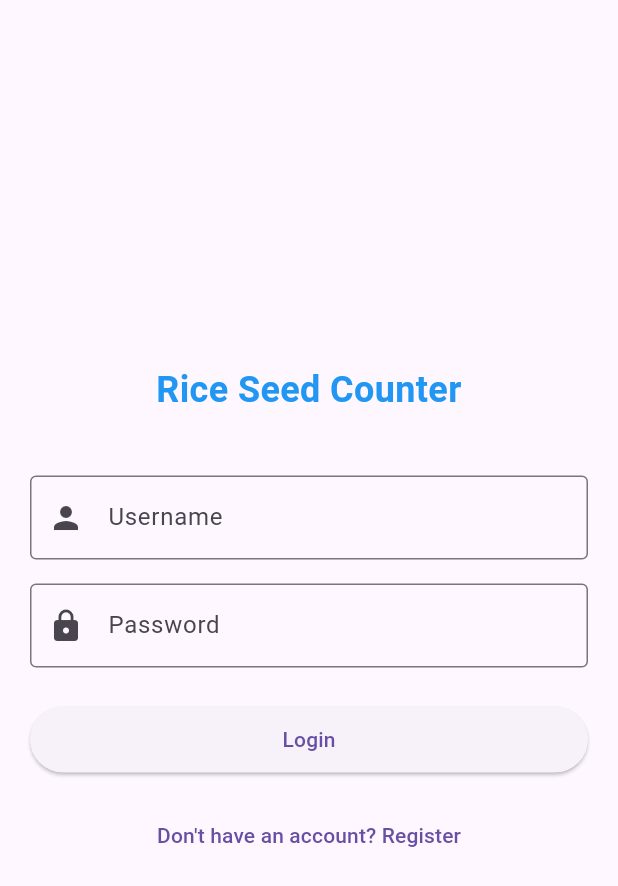
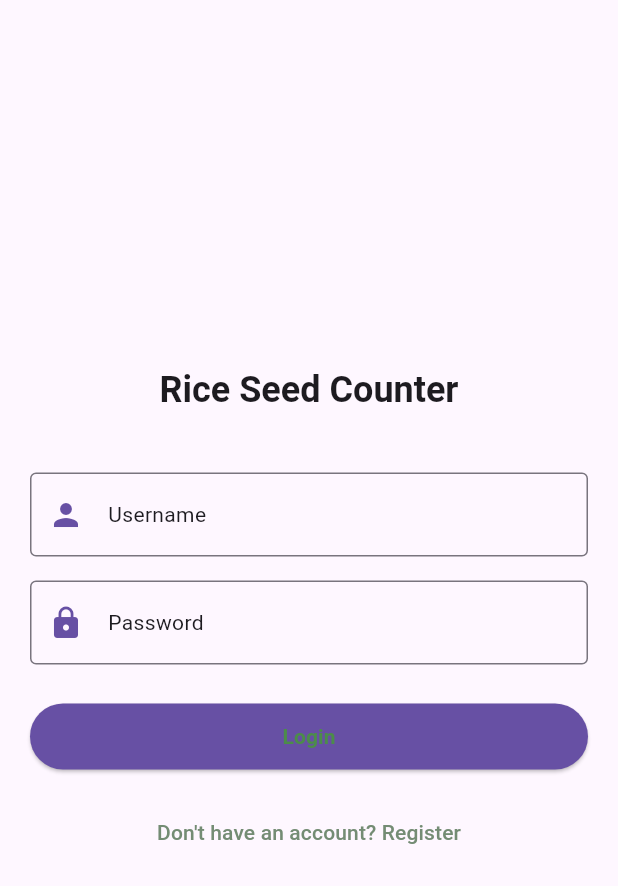
Before and after one commit to ngocbich2003/ricecount-app, a Flutter app: the screen it shows after launch, on a phone screen of 412 x 824 dp. Shown: the top 886 px of the screen. Run offline on Flutter 3.47's test engine with Material 3 defaults, Android fonts, the phone set to English and light mode, and no system bars; our stand-ins replace camera, image_picker, permission_handler, plugin_platform_interface, sqflite; missing offline and left inert: excel; accounts and stored records are empty.

Commit message:
add theme

```diff
--- a/lib/screens/auth_screen.dart
+++ b/lib/screens/auth_screen.dart
@@ -43,8 +43,8 @@ class _AuthScreenState extends State<AuthScreen> {
         ScaffoldMessenger.of(context).showSnackBar(
           SnackBar(
             content: Text(_isLogin
-              ? 'Login failed. Please check your credentials.'
-              : 'Registration failed. Username may already exist.'),
+                ? 'Login failed. Please check your credentials.'
+                : 'Registration failed. Username may already exist.'),
             backgroundColor: Colors.red,
           ),
         );
@@ -76,7 +76,10 @@ class _AuthScreenState extends State<AuthScreen> {
 
   @override
   Widget build(BuildContext context) {
+    final theme = Theme.of(context);
+
     return Scaffold(
+      backgroundColor: theme.scaffoldBackgroundColor,
       body: Container(
         padding: const EdgeInsets.all(20.0),
         child: Center(
@@ -87,22 +90,25 @@ class _AuthScreenState extends State<AuthScreen> {
                 mainAxisAlignment: MainAxisAlignment.center,
                 crossAxisAlignment: CrossAxisAlignment.stretch,
                 children: [
-                  const Text(
+                  Text(
                     'Rice Seed Counter',
-                    style: TextStyle(
+                    style: theme.textTheme.titleLarge?.copyWith(
                       fontSize: 24,
                       fontWeight: FontWeight.bold,
-                      color: Colors.blue,
                     ),
                     textAlign: TextAlign.center,
                   ),
                   const SizedBox(height: 40),
                   TextFormField(
                     controller: _usernameController,
-                    decoration: const InputDecoration(
+                    decoration: InputDecoration(
                       labelText: 'Username',
-                      border: OutlineInputBorder(),
-                      prefixIcon: Icon(Icons.person),
+                      border: const OutlineInputBorder(),
+                      prefixIcon: Icon(Icons.person, color: theme.primaryColor),
+                      labelStyle: theme.textTheme.bodyMedium,
+                      focusedBorder: OutlineInputBorder(
+                        borderSide: BorderSide(color: theme.primaryColor),
+                      ),
                     ),
                     validator: (value) {
                       if (value == null || value.isEmpty) {
@@ -114,10 +120,14 @@ class _AuthScreenState extends State<AuthScreen> {
                   const SizedBox(height: 16),
                   TextFormField(
                     controller: _passwordController,
-                    decoration: const InputDecoration(
+                    decoration: InputDecoration(
                       labelText: 'Password',
-                      border: OutlineInputBorder(),
-                      prefixIcon: Icon(Icons.lock),
+                      border: const OutlineInputBorder(),
+                      prefixIcon: Icon(Icons.lock, color: theme.primaryColor),
+                      labelStyle: theme.textTheme.bodyMedium,
+                      focusedBorder: OutlineInputBorder(
+                        borderSide: BorderSide(color: theme.primaryColor),
+                      ),
                     ),
                     obscureText: true,
                     validator: (value) {
@@ -135,10 +145,16 @@ class _AuthScreenState extends State<AuthScreen> {
                     onPressed: _isLoading ? null : _submitForm,
                     style: ElevatedButton.styleFrom(
                       padding: const EdgeInsets.symmetric(vertical: 12),
+                      backgroundColor: theme.primaryColor,
+                      foregroundColor: const Color(0xFF4C8C4A),
                     ),
                     child: _isLoading
-                        ? const CircularProgressIndicator(color: Colors.white)
-                        : Text(_isLogin ? 'Login' : 'Register'),
+                        ? const CircularProgressIndicator(
+                            color: Color(0xFF4C8C4A))
+                        : Text(
+                            _isLogin ? 'Login' : 'Register',
+                            style: const TextStyle(fontWeight: FontWeight.bold),
+                          ),
                   ),
                   const SizedBox(height: 16),
                   TextButton(
@@ -147,6 +163,9 @@ class _AuthScreenState extends State<AuthScreen> {
                         _isLogin = !_isLogin;
                       });
                     },
+                    style: TextButton.styleFrom(
+                      foregroundColor: const Color(0xFF748C74),
+                    ),
                     child: Text(
                       _isLogin
                           ? 'Don\'t have an account? Register'
```
Also changed, not shown: 4 other files.
